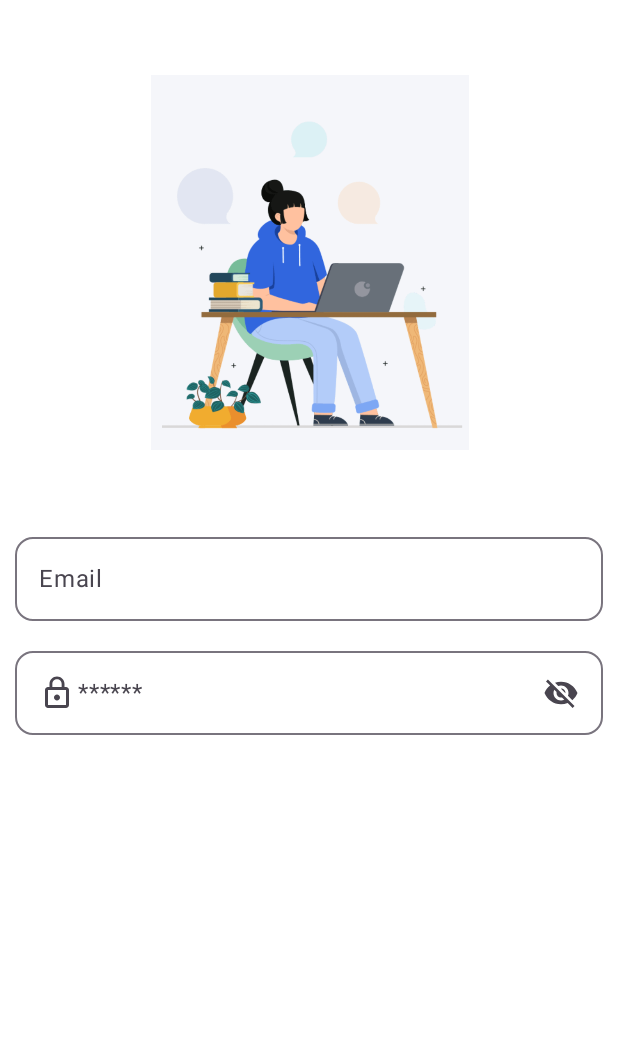
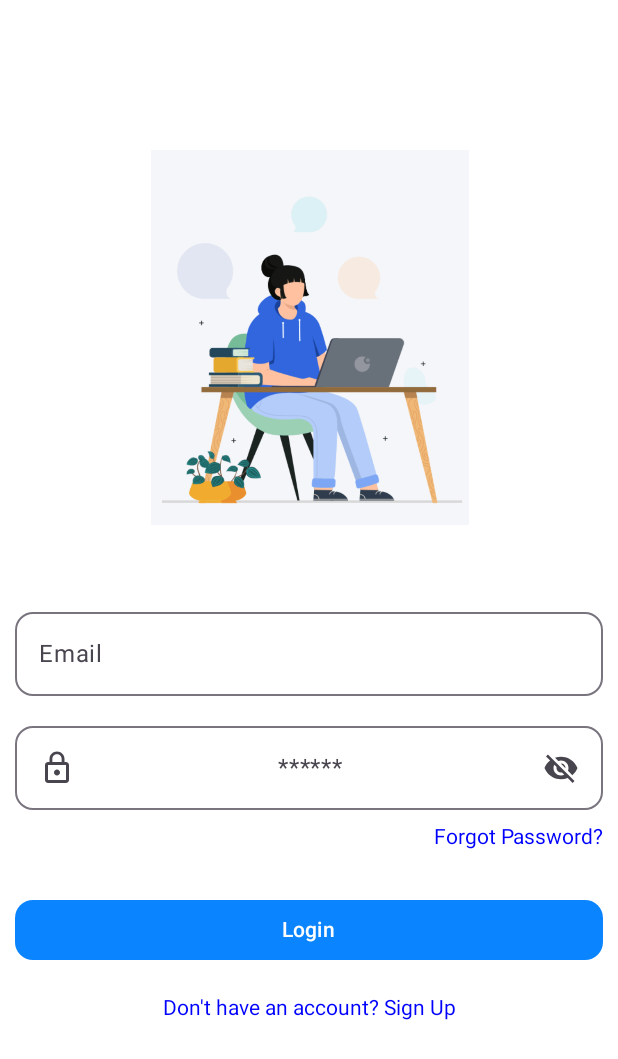
Before and after one commit to indradev03/My2ndKotlincode, an Android app built with Jetpack Compose: the @Preview function LoginPreBody, on a phone screen of 412 x 824 dp. Shown: the top 1059 px of the screen. Run offline under Robolectric (Android 15) with nearby library versions, the phone set to English and light mode, and no system bars.

Commit message:
Login button Added

```diff
--- a/app/src/main/java/com/example/mysecondproject/LoginActivity.kt
+++ b/app/src/main/java/com/example/mysecondproject/LoginActivity.kt
@@ -69,14 +69,15 @@ fun LoginBody(innerPadding: PaddingValues){
             .padding(innerPadding)
             .fillMaxSize()
             .background(color = Color.White)
-            .padding(top = 50.dp),
+            .padding(top = 100.dp),
         horizontalAlignment = Alignment.CenterHorizontally
-    )
-    {
+    ) {
         Image(
             painter = painterResource(R.drawable.loginimage),
             contentDescription = null,
-            modifier = Modifier.height(250.dp).width(250.dp)
+            modifier = Modifier
+                .height(250.dp)
+                .width(250.dp)
         )
 
         OutlinedTextField(
@@ -88,33 +89,22 @@ fun LoginBody(innerPadding: PaddingValues){
                 .padding(horizontal = 10.dp)
                 .padding(top = 50.dp),
             shape = RoundedCornerShape(12.dp),
-            keyboardOptions = KeyboardOptions(
-                keyboardType =KeyboardType.Email
-            ),
-
-
-
-            label = {
-                Text("Email")
-            },
-
+            keyboardOptions = KeyboardOptions(keyboardType = KeyboardType.Email),
+            label = { Text("Email") },
             placeholder = {
-                Text("Saroj@gmail.com")
+                Text(
+                    text = "Saroj@gmail.com",
+                    modifier = Modifier.fillMaxWidth(),
+                    textAlign = androidx.compose.ui.text.style.TextAlign.Center
+                )
             },
             value = username,
-            onValueChange = {input->
-                    username = input
-
-            }
-
+            onValueChange = { input -> username = input }
         )
 
         Spacer(modifier = Modifier.height(20.dp))
 
         OutlinedTextField(
-            // Call back funtion ho yo
-            // kunai pani call back le return garyeko
-            // function variable ma hunxa ra tyo variable ko namm 'it' ho
             modifier = Modifier
                 .fillMaxWidth()
                 .padding(horizontal = 10.dp),
@@ -123,25 +113,20 @@ fun LoginBody(innerPadding: PaddingValues){
             visualTransformation =
                 if (passwordVisibility) PasswordVisualTransformation()
                 else VisualTransformation.None,
+
             // Keyboard Option EMail, Text, Password
-
-            keyboardOptions = KeyboardOptions(
-                keyboardType = KeyboardType.Password
-            ),
-
+            keyboardOptions = KeyboardOptions(keyboardType = KeyboardType.Password),
             prefix = {
                 Icon(
                     painter = painterResource(R.drawable.baseline_lock_outline_24),
                     contentDescription = null
                 )
-
             },
-
             suffix = {
                 val visibilityIcon = if (passwordVisibility) {
-                    R.drawable.baseline_visibility_24 // 👁️ Visible icon
+                    R.drawable.baseline_visibility_24
                 } else {
-                    R.drawable.baseline_visibility_off_24 // 🙈 Hidden icon
+                    R.drawable.baseline_visibility_off_24
                 }
 
                 Icon(
@@ -152,23 +137,61 @@ fun LoginBody(innerPadding: PaddingValues){
                     }
                 )
             },
-
-//            label = {
-//                Text("Password")
-//            },
             placeholder = {
-                Text("******")
+                Text(
+                    text = "******",
+                    modifier = Modifier.fillMaxWidth(),
+                    textAlign = androidx.compose.ui.text.style.TextAlign.Center
+                )
             },
             value = password,
-            onValueChange = {input->
-                password = input
-
-            }
-
+            onValueChange = { input -> password = input }
         )
 
+        Spacer(modifier = Modifier.height(10.dp))
+
+        // 🔗 Forgot Password Text
+        Text(
+            text = "Forgot Password?",
+            modifier = Modifier
+                .fillMaxWidth()
+                .padding(horizontal = 10.dp)
+                .clickable {
+                    // TODO: Handle forgot password
+                },
+            color = Color.Blue,
+            textAlign = androidx.compose.ui.text.style.TextAlign.End
+        )
+
+        Spacer(modifier = Modifier.height(30.dp))
+
+        // 🔘 Login Button
+        Button(
+            onClick = {
+                // TODO: Handle login click
+            },
+            modifier = Modifier
+                .fillMaxWidth()
+                .padding(horizontal = 10.dp),
+            shape = RoundedCornerShape(12.dp),
+            colors = ButtonDefaults.buttonColors(containerColor = Color(0xFF0A84FF)) // Blue
+        ) {
+            Text("Login")
+        }
+
+        Spacer(modifier = Modifier.height(20.dp))
+
+        // 🆕 Sign Up Prompt
+        Text(
+            text = "Don't have an account? Sign Up",
+            modifier = Modifier.clickable {
+                // TODO: Handle sign-up navigation
+            },
+            color = Color.Blue
+        )
     }
 }
+
 
 @Preview
 @Composable
```
